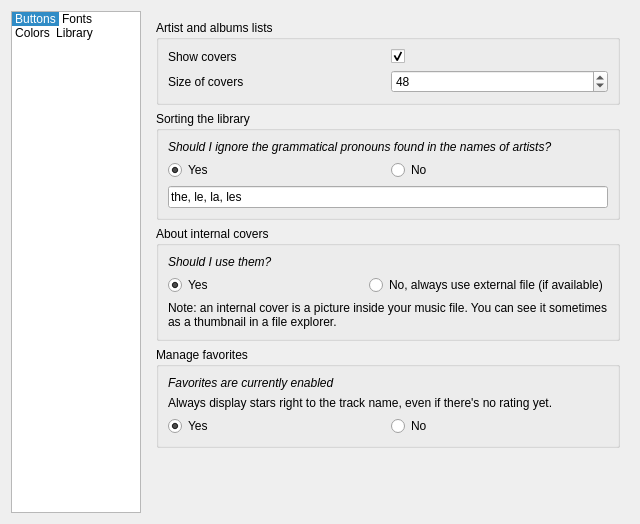
First picture: the form in code/MiamPlayer/customizetheme.ui, repository MBach/Miam-Player, before the edit.
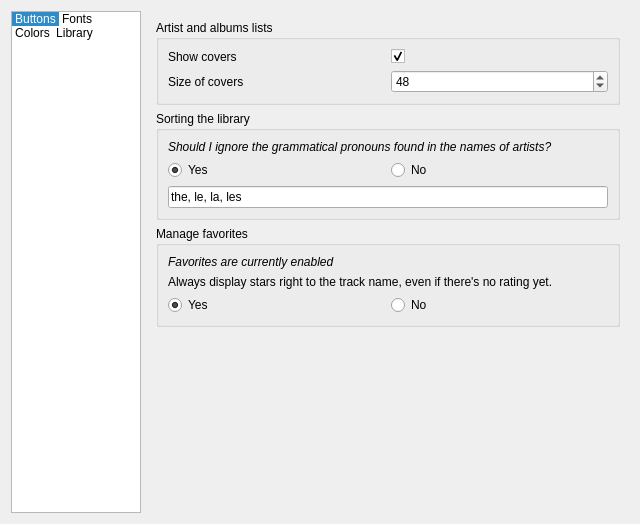
Second picture: the form after the edit. The open tabs and pages were chosen to show the change. Icons and pictures are not drawn. Custom widgets are drawn as their Qt base class.

```diff
--- a/code/MiamPlayer/customizetheme.ui
+++ b/code/MiamPlayer/customizetheme.ui
@@ -1442,58 +1442,6 @@
          </layout>
         </widget>
        </item>
-       <item>
-        <widget class="QGroupBox" name="groupBoxInternalCovers">
-         <property name="title">
-          <string>About internal covers</string>
-         </property>
-         <layout class="QVBoxLayout" name="verticalLayout_6">
-          <item>
-           <widget class="QLabel" name="labelInternateCovers">
-            <property name="font">
-             <font>
-              <italic>true</italic>
-             </font>
-            </property>
-            <property name="text">
-             <string>Should I use them?</string>
-            </property>
-           </widget>
-          </item>
-          <item>
-           <layout class="QHBoxLayout" name="horizontalLayout_2">
-            <item>
-             <widget class="QRadioButton" name="radioButtonActivateIntCovers">
-              <property name="text">
-               <string>Yes</string>
-              </property>
-              <property name="checked">
-               <bool>true</bool>
-              </property>
-             </widget>
-            </item>
-            <item>
-             <widget class="QRadioButton" name="radioButtonDesactivateIntCovers">
-              <property name="text">
-               <string>No, always use external file (if available)</string>
-              </property>
-             </widget>
-            </item>
-           </layout>
-          </item>
-          <item>
-           <widget class="QLabel" name="label_7">
-            <property name="text">
-             <string>Note: an internal cover is a picture inside your music file. You can see it sometimes as a thumbnail in a file explorer.</string>
-            </property>
-            <property name="wordWrap">
-             <bool>true</bool>
-            </property>
-           </widget>
-          </item>
-         </layout>
-        </widget>
-       </item>
        <item>
         <widget class="QGroupBox" name="groupBoxLibraryDelegates">
          <property name="title">
```
